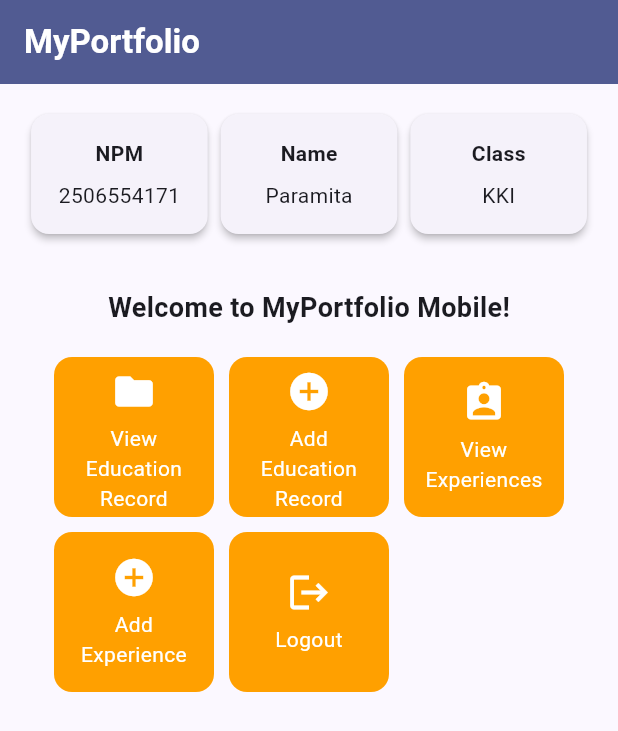
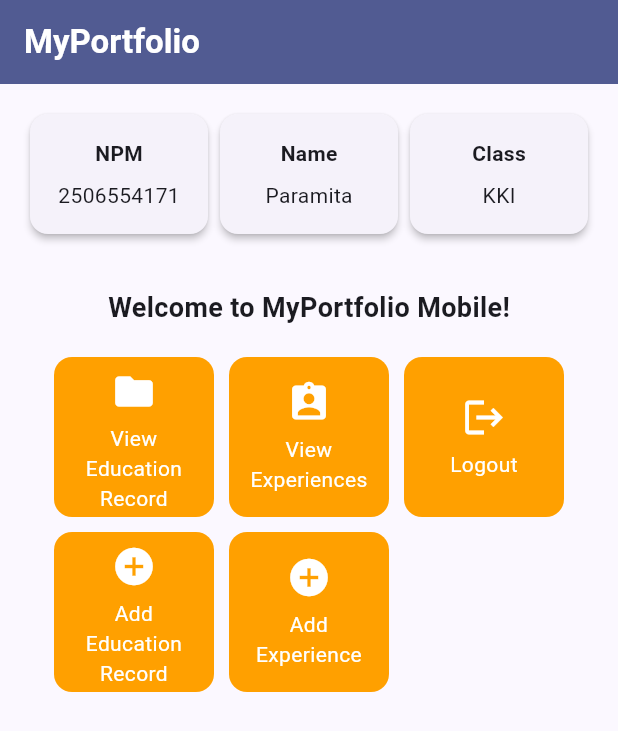
Before and after one commit to paramitasan/myportofolio_mobile, a Flutter app: the screen it shows after launch, on a phone screen of 412 x 824 dp. Shown: the top 731 px of the screen. Run offline on Flutter 3.47's test engine with Material 3 defaults, Android fonts, the phone set to English and light mode, and no system bars.

Commit message:
fix: pixel overflow, make the page responsive

```diff
--- a/lib/menu.dart
+++ b/lib/menu.dart
@@ -9,10 +9,10 @@ class MyHomePage extends StatelessWidget {
 
   final List<ItemHomepage> items = [
     ItemHomepage("View Education Record", Icons.folder),
+    ItemHomepage("View Experiences", Icons.assignment_ind),
+    ItemHomepage("Logout", Icons.logout),
     ItemHomepage("Add Education Record", Icons.add_circle),
-    ItemHomepage("View Experiences", Icons.assignment_ind),
     ItemHomepage("Add Experience", Icons.add_circle),
-    ItemHomepage("Logout", Icons.logout),
   ];
 
   @override
@@ -28,7 +28,11 @@ class MyHomePage extends StatelessWidget {
         ),
         backgroundColor: Theme.of(context).colorScheme.primary,
       ),
-      body: Padding(
+      body: SingleChildScrollView(
+        child: Center(
+          child: ConstrainedBox(
+            constraints: const BoxConstraints(maxWidth: 900),
+            child: Padding(
               padding: const EdgeInsets.all(16.0),
               child: Column(
                 crossAxisAlignment: CrossAxisAlignment.center,
@@ -37,9 +41,10 @@ class MyHomePage extends StatelessWidget {
                   Row(
                     mainAxisAlignment: MainAxisAlignment.spaceEvenly,
                     children: [
-                InfoCard(title: 'NPM', content: npm),
-                InfoCard(title: 'Name', content: nama),
-                InfoCard(title: 'Class', content: kelas),
+                      // Expanded(child: x) makes the InfoCard responsive
+                      Expanded(child: InfoCard(title: 'NPM', content: npm)),
+                      Expanded(child: InfoCard(title: 'Name', content: nama)),
+                      Expanded(child: InfoCard(title: 'Class', content: kelas)),
                     ],
                   ),
 
@@ -61,7 +66,8 @@ class MyHomePage extends StatelessWidget {
                         ),
 
                         GridView.count(
-                    primary: true,
+                          primary: false,
+                          physics: const NeverScrollableScrollPhysics(),
                           padding: const EdgeInsets.all(20),
                           crossAxisSpacing: 10,
                           mainAxisSpacing: 10,
@@ -75,6 +81,9 @@ class MyHomePage extends StatelessWidget {
                     ),
                   ),
                 ],
+              ),
+            ),
+          ),
         ),
       ),
     );
@@ -100,7 +109,6 @@ class InfoCard extends StatelessWidget {
     return Card(
       elevation: 2.0,
       child: Container(
-        width: MediaQuery.of(context).size.width / 3.5,
         padding: const EdgeInsets.all(16.0),
         child: Column(
           children: [
```
Lines whose indentation alone changed are shown as unchanged.
